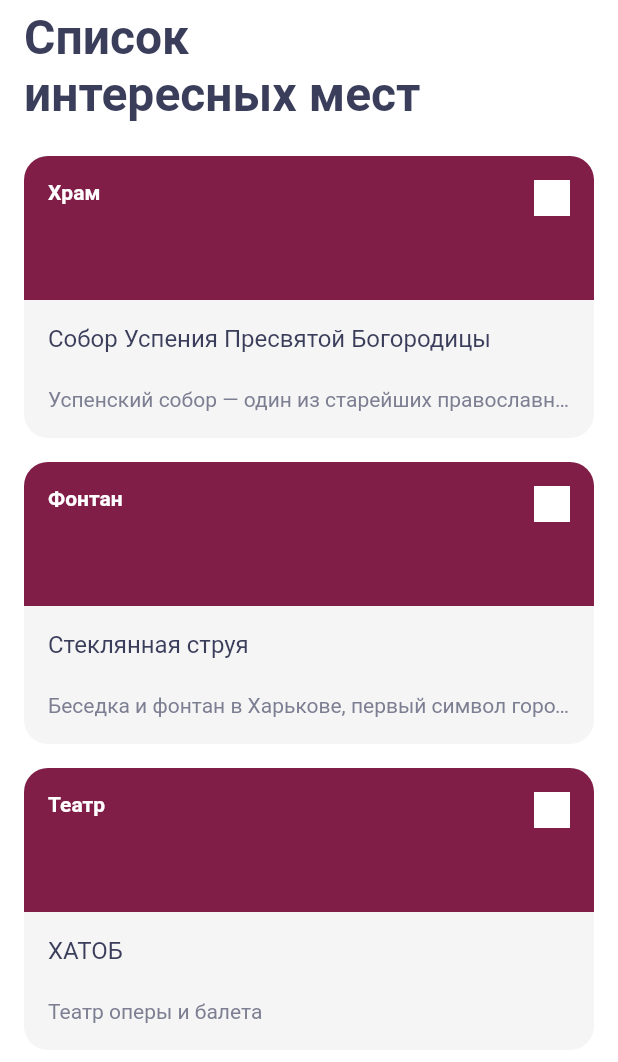
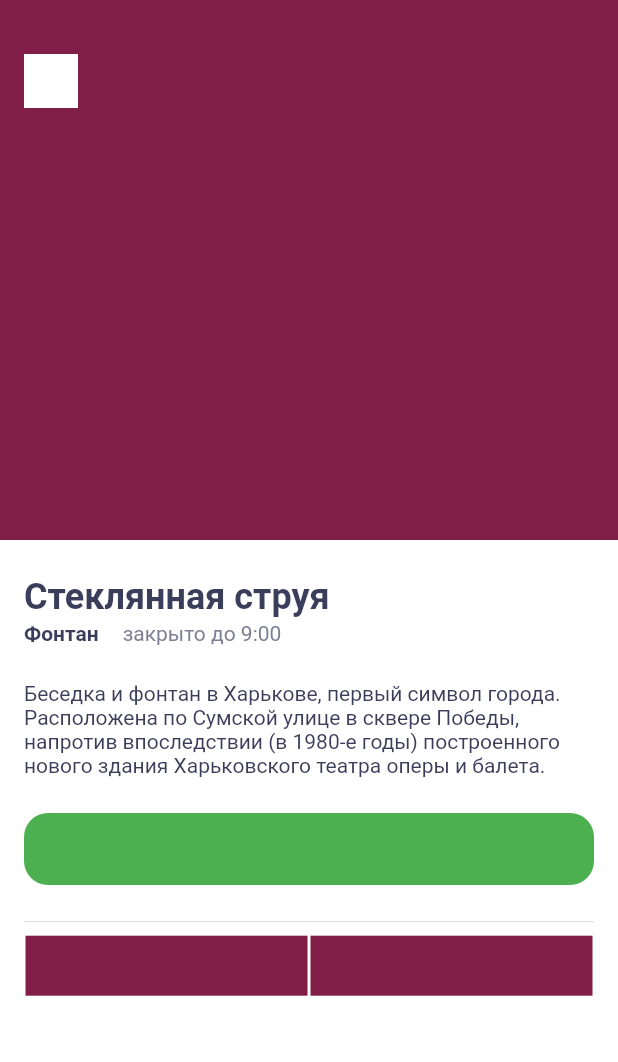
Before and after one commit to alexbozhko-flutter/surf-flutter-course-bozhko, a Flutter app: the screen it shows after launch, on a phone screen of 412 x 824 dp. Shown: the top 1062 px of the screen. Run offline on Flutter 3.47's test engine with Material 2 defaults, Android fonts, the phone set to English and light mode, and no system bars.

Commit message:
+ Верстка экрана детализации интересного места Отрефакторены некоторые имена стилей

```diff
--- a/lib/main.dart
+++ b/lib/main.dart
@@ -1,4 +1,5 @@
 import 'package:flutter/material.dart';
+import 'package:places/ui/screen/sight_details.dart';
 import 'package:places/ui/screen/sight_card.dart';
 import 'mocks.dart';
 import 'ui/screen/sight_list_sreen.dart';
@@ -33,8 +34,9 @@ class App extends StatelessWidget {
 
       // home: MyFirstWidget(),
       // home: MySecondWidget(),
-       home: SightListScreen(),
+      // home: SightListScreen(),
       // home: SightCard(sight: mocks[0]),
+      home: SightDetails(sight: mocks[1]),
 
 
 
--- a/lib/mocks.dart
+++ b/lib/mocks.dart
@@ -15,7 +15,7 @@ import 'package:places/domain/sight.dart';
       49.998694,
       36.234583,
       "https://ru.wikipedia.org/wiki/%D0%A1%D1%82%D0%B5%D0%BA%D0%BB%D1%8F%D0%BD%D0%BD%D0%B0%D1%8F_%D1%81%D1%82%D1%80%D1%83%D1%8F",
-      "Беседка и фонтан в Харькове, первый символ города",
+      "Беседка и фонтан в Харькове, первый символ города. Расположена по Сумской улице в сквере Победы, напротив впоследствии (в 1980-е годы) построенного нового здания Харьковского театра оперы и балета.",
       "Фонтан"),
   Sight(
       "ХАТОБ",
--- a/lib/ui/screen/sight_card.dart
+++ b/lib/ui/screen/sight_card.dart
@@ -83,7 +83,7 @@ class SightCard extends StatelessWidget {
                     // Название (name) достопримечательности
                     RichText(
                       text: TextSpan(
-                        style: stylesightName,
+                        style: styleSightName,
                         text: sight.name,
                       ),
                       maxLines: 2, // ограничение в 3 строки
--- /dev/null
+++ b/lib/ui/screen/sight_details.dart
@@ -0,0 +1,153 @@
+import 'package:flutter/material.dart';
+import 'package:places/domain/sight.dart';
+import 'package:places/ui/styles.dart';
+
+/// экран детализации места
+class SightDetails extends StatelessWidget {
+// по логике это надо было назвать SightDetailsScreen
+// но сделал как в задании, чтобы не путаться
+
+  final Sight sight;
+  const SightDetails({Key key, this.sight}) : super(key: key);
+
+  @override
+  Widget build(BuildContext context) {
+    Type getContRuntimeType() {
+      return context.runtimeType;
+    }
+
+    /// Название достопримечательности
+    TextSpan tsTitle = TextSpan(
+      style: styleSightNameScrDetail,
+      text: sight.name,
+    );
+
+    /// Тип достопримечательности
+    TextSpan tsType = TextSpan(
+      style: styleSightTypeScrDetail,
+      text: sight.type,
+    );
+
+    ///Описание  достопримечательности
+    TextSpan tsDetail = TextSpan(
+      style: styleSightDetailsScrDetail,
+      text: sight.details,
+    );
+
+    ///
+    TextSpan sightDetailsSubType = TextSpan(
+      style: styleSightSubTypeScrDetail,
+      text:
+          'закрыто до 9:00', // совершенно неясно, как получать это. Пока заглушка
+    );
+
+    return Column(
+      children: [
+        Container(
+          color: Color(0xFF801E48),
+          height: 360.0,
+          child: Stack(
+            children: [
+              Positioned(
+                left: 16,
+                top: 36,
+                child: //Text.rich(
+                    Container(
+                  // иконка (заглушка)
+                  color: Colors.white,
+                  width: 36.0,
+                  height: 36.0,
+                ),
+              ),
+            ],
+          ),
+        ),
+        Expanded(
+          child: Container(
+            color: Colors.white,
+            child: SingleChildScrollView(
+              child: Column(
+                crossAxisAlignment: CrossAxisAlignment.start,
+                children: [
+                  Padding(
+                    padding: const EdgeInsets.fromLTRB(16.0, 24, 16, 0),
+                    child: RichText(text: tsTitle),
+                  ),
+                  Padding(
+                    padding: const EdgeInsets.fromLTRB(16.0, 2, 16, 0),
+                    child: Row(
+                      mainAxisSize: MainAxisSize.min,
+                      children: [
+                        RichText(
+                          text: tsType,
+                          // maxLines: 2,
+                          // overflow: TextOverflow.ellipsis,
+                        ),
+                        Padding(
+                          padding: const EdgeInsets.only(left: 16.0),
+                          child: RichText(
+                            text: sightDetailsSubType,
+                          ),
+                        ),
+                      ],
+                    ),
+                  ),
+                  Padding(
+                    padding: const EdgeInsets.fromLTRB(16.0, 24, 16, 0),
+                    child: RichText(text: tsDetail),
+                  ),
+                  Padding(
+                      padding: const EdgeInsets.fromLTRB(16.0, 24, 16, 0),
+                      child: Container(
+                        height: 48.0,
+                        decoration: BoxDecoration(
+                          color: Color(0xff4CAF50),
+                          borderRadius: BorderRadius.all(Radius.circular(16)),
+                        ),
+                      )),
+                  Padding(
+                    padding: const EdgeInsets.fromLTRB(16.0, 24, 16, 0),
+                    child: Container(
+                      // Непонятный прозрачный бордер на макете
+                      height: 0.8,
+                      // Согласно stackowerflow 40 позволяет задать прозрачность
+                      color: Color(0x407C7E92),
+                    ),
+                  ),
+                  Padding(
+                    padding: const EdgeInsets.fromLTRB(16.0, 8, 16, 0),
+                    child: Row(
+                      // Исхожу из предпосылки, что это кнопки
+                      children: [
+                        Flexible(
+                          flex: 1,
+                          child: Padding(
+                            padding: const EdgeInsets.all(1.0),
+                            child: Container(
+                              height: 40.0,
+                              color: Color(0xFF801E48),
+                            ),
+                          ),
+                        ),
+                        Flexible(
+                          flex: 1,
+                          child: Padding(
+                            padding: const EdgeInsets.all(1.0),
+                            child: Container(
+                              height: 40.0,
+                              color: Color(0xFF801E48),
+                            ),
+                          ),
+                        ),
+                      ],
+                    ),
+                  ),
+                ],
+              ),
+            ),
+          ),
+        ),
+      ],
+    );
+  }
+}
--- a/lib/ui/styles.dart
+++ b/lib/ui/styles.dart
@@ -10,7 +10,7 @@ TextStyle largeTitle = TextStyle(
   fontStyle: FontStyle.normal,
 );
 
-TextStyle stylesightName = TextStyle(
+TextStyle styleSightName = TextStyle(
   color: Color(0xff3B3E5B), //hex color из css макета
   fontFamily: 'Roboto',
   fontSize: 16.0, //фонт пришлось увеличить принудительно, похоже размер шрифта
@@ -29,7 +29,7 @@ TextStyle styleSightType = TextStyle(
   fontStyle: FontStyle.normal,
 );
 
-/// Текстовый стиль Категория достопримечательности
+/// Текстовый стиль детализация достопримечательности
 TextStyle styleSightDetails = TextStyle(
   color: Color(0xff7C7E92), //hex color из css макета
   fontFamily: 'Roboto',
@@ -38,3 +38,43 @@ TextStyle styleSightDetails = TextStyle(
   fontWeight: FontWeight.normal,
   fontStyle: FontStyle.normal,
 );
+
+/// Текстовый стиль названия достопримечательности для экрана детализации
+TextStyle styleSightNameScrDetail = TextStyle(
+  color: Color(0xff3B3E5B), //hex color из css макета
+  fontFamily: 'Roboto',
+  fontSize: 24.0, //фонт пришлось увеличить принудительно, похоже размер шрифта
+  // в RichText воспроизводится неправильно (см. ниже по коду)
+  fontWeight: FontWeight.w700,
+  fontStyle: FontStyle.normal,
+);
+
+/// Текстовый стиль описания достопримечательности для экрана детализации
+TextStyle styleSightDetailsScrDetail = TextStyle(
+  color: Color(0xff3B3E5B), //hex color из css макета
+  fontFamily: 'Roboto',
+  fontSize: 14.0, //фонт пришлось увеличить принудительно, похоже размер шрифта
+  // в RichText воспроизводится неправильно (см. ниже по коду)
+  fontWeight: FontWeight.w400,
+  fontStyle: FontStyle.normal,
+);
+
+/// Текстовый стиль типа достопримечательности для экрана детализации
+TextStyle styleSightTypeScrDetail = TextStyle(
+  color: Color(0xff3B3E5B), //hex color из css макета
+  fontFamily: 'Roboto',
+  fontSize: 14.0, //фонт пришлось увеличить принудительно, похоже размер шрифта
+  // в RichText воспроизводится неправильно (см. ниже по коду)
+  fontWeight: FontWeight.w700,
+  fontStyle: FontStyle.normal,
+);
+
+/// Текстовый стиль доп. информации о достопримечательности для экрана детализации
+TextStyle styleSightSubTypeScrDetail = TextStyle(
+  color: Color(0xff7C7E92), //hex color из css макета
+  fontFamily: 'Roboto',
+  fontSize: 14.0, //фонт пришлось увеличить принудительно, похоже размер шрифта
+  // в RichText воспроизводится неправильно (см. ниже по коду)
+  fontWeight: FontWeight.w400,
+  fontStyle: FontStyle.normal,
+);
```
